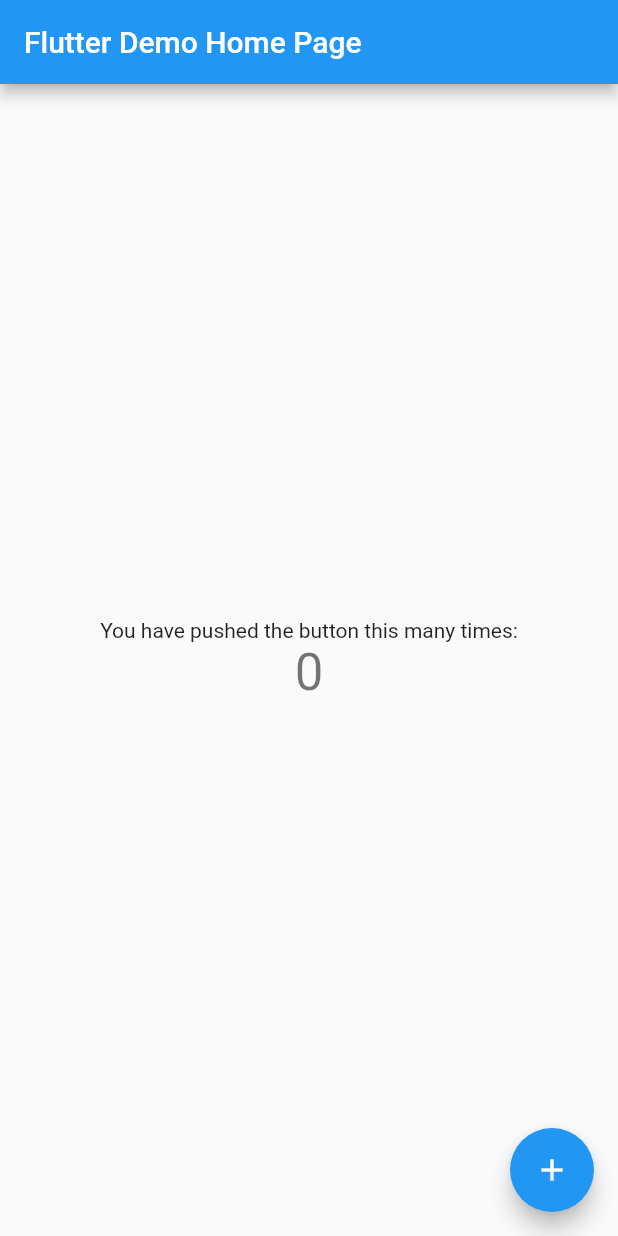
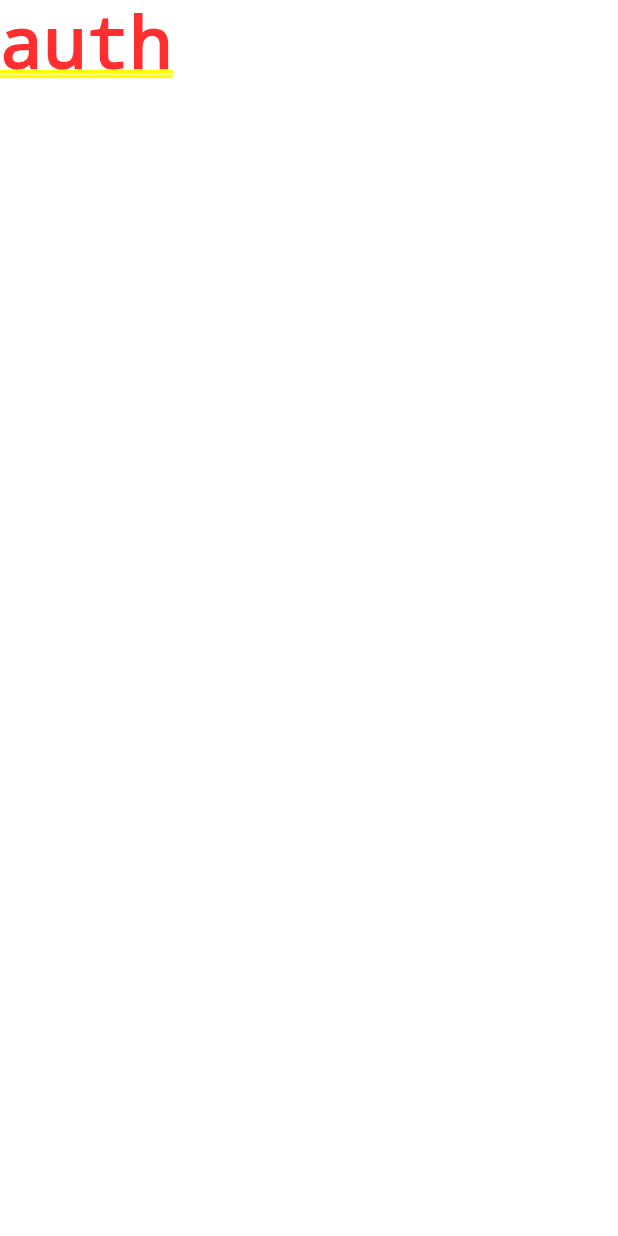
Before and after one commit to Josk95/Flutter-Firebase-AuthProject, a Flutter app: the screen it shows after launch, on a phone screen of 412 x 824 dp. Run offline on Flutter 3.47's test engine with Material 2 defaults, Android fonts, the phone set to English and light mode, and no system bars.

Commit message:
App strucutre
Implemented basic folder & file strucuture

```diff
--- a/lib/main.dart
+++ b/lib/main.dart
@@ -1,3 +1,4 @@
+import 'package:firebase_auth_app/screens/wrapper.dart';
 import 'package:flutter/material.dart';
 
 void main() {
@@ -11,105 +12,11 @@ class MyApp extends StatelessWidget {
   @override
   Widget build(BuildContext context) {
     return MaterialApp(
-      title: 'Flutter Demo',
+      title: 'Firebase Auth App',
       theme: ThemeData(
-        // This is the theme of your application.
-        //
-        // Try running your application with "flutter run". You'll see the
-        // application has a blue toolbar. Then, without quitting the app, try
-        // changing the primarySwatch below to Colors.green and then invoke
-        // "hot reload" (press "r" in the console where you ran "flutter run",
-        // or simply save your changes to "hot reload" in a Flutter IDE).
-        // Notice that the counter didn't reset back to zero; the application
-        // is not restarted.
         primarySwatch: Colors.blue,
       ),
-      home: const MyHomePage(title: 'Flutter Demo Home Page'),
+      home: Wrapper(),
     );
   }
 }
-
-class MyHomePage extends StatefulWidget {
-  const MyHomePage({Key? key, required this.title}) : super(key: key);
-
-  // This widget is the home page of your application. It is stateful, meaning
-  // that it has a State object (defined below) that contains fields that affect
-  // how it looks.
-
-  // This class is the configuration for the state. It holds the values (in this
-  // case the title) provided by the parent (in this case the App widget) and
-  // used by the build method of the State. Fields in a Widget subclass are
-  // always marked "final".
-
-  final String title;
-
-  @override
-  State<MyHomePage> createState() => _MyHomePageState();
-}
-
-class _MyHomePageState extends State<MyHomePage> {
-  int _counter = 0;
-
-  void _incrementCounter() {
-    setState(() {
-      // This call to setState tells the Flutter framework that something has
-      // changed in this State, which causes it to rerun the build method below
-      // so that the display can reflect the updated values. If we changed
-      // _counter without calling setState(), then the build method would not be
-      // called again, and so nothing would appear to happen.
-      _counter++;
-    });
-  }
-
-  @override
-  Widget build(BuildContext context) {
-    // This method is rerun every time setState is called, for instance as done
-    // by the _incrementCounter method above.
-    //
-    // The Flutter framework has been optimized to make rerunning build methods
-    // fast, so that you can just rebuild anything that needs updating rather
-    // than having to individually change instances of widgets.
-    return Scaffold(
-      appBar: AppBar(
-        // Here we take the value from the MyHomePage object that was created by
-        // the App.build method, and use it to set our appbar title.
-        title: Text(widget.title),
-      ),
-      body: Center(
-        // Center is a layout widget. It takes a single child and positions it
-        // in the middle of the parent.
-        child: Column(
-          // Column is also a layout widget. It takes a list of children and
-          // arranges them vertically. By default, it sizes itself to fit its
-          // children horizontally, and tries to be as tall as its parent.
-          //
-          // Invoke "debug painting" (press "p" in the console, choose the
-          // "Toggle Debug Paint" action from the Flutter Inspector in Android
-          // Studio, or the "Toggle Debug Paint" command in Visual Studio Code)
-          // to see the wireframe for each widget.
-          //
-          // Column has various properties to control how it sizes itself and
-          // how it positions its children. Here we use mainAxisAlignment to
-          // center the children vertically; the main axis here is the vertical
-          // axis because Columns are vertical (the cross axis would be
-          // horizontal).
-          mainAxisAlignment: MainAxisAlignment.center,
-          children: <Widget>[
-            const Text(
-              'You have pushed the button this many times:',
-            ),
-            Text(
-              '$_counter',
-              style: Theme.of(context).textTheme.headline4,
-            ),
-          ],
-        ),
-      ),
-      floatingActionButton: FloatingActionButton(
-        onPressed: _incrementCounter,
-        tooltip: 'Increment',
-        child: const Icon(Icons.add),
-      ), // This trailing comma makes auto-formatting nicer for build methods.
-    );
-  }
-}
--- /dev/null
+++ b/lib/screens/authenticate/authenticate.dart
@@ -0,0 +1,17 @@
+import 'package:flutter/material.dart';
+
+class Authenticate extends StatefulWidget {
+  const Authenticate({Key? key}) : super(key: key);
+
+  @override
+  _AuthenticateState createState() => _AuthenticateState();
+}
+
+class _AuthenticateState extends State<Authenticate> {
+  @override
+  Widget build(BuildContext context) {
+    return Container(
+      child: Text('auth'),
+    );
+  }
+}
--- /dev/null
+++ b/lib/screens/home/home.dart
@@ -0,0 +1,12 @@
+import 'package:flutter/material.dart';
+
+class Home extends StatelessWidget {
+  const Home({Key? key}) : super(key: key);
+
+  @override
+  Widget build(BuildContext context) {
+    return Container(
+      child: Text('home'),
+    );
+  }
+}
--- /dev/null
+++ b/lib/screens/wrapper.dart
@@ -0,0 +1,13 @@
+import 'package:firebase_auth_app/screens/authenticate/authenticate.dart';
+import 'package:firebase_auth_app/screens/home/home.dart';
+import 'package:flutter/material.dart';
+
+class Wrapper extends StatelessWidget {
+  const Wrapper({Key? key}) : super(key: key);
+
+  @override
+  Widget build(BuildContext context) {
+    //Return Home or Auth widget based on Users Auth state.
+    return Authenticate();
+  }
+}
```
Also changed, not shown: lib/services/auth.dart (added).
